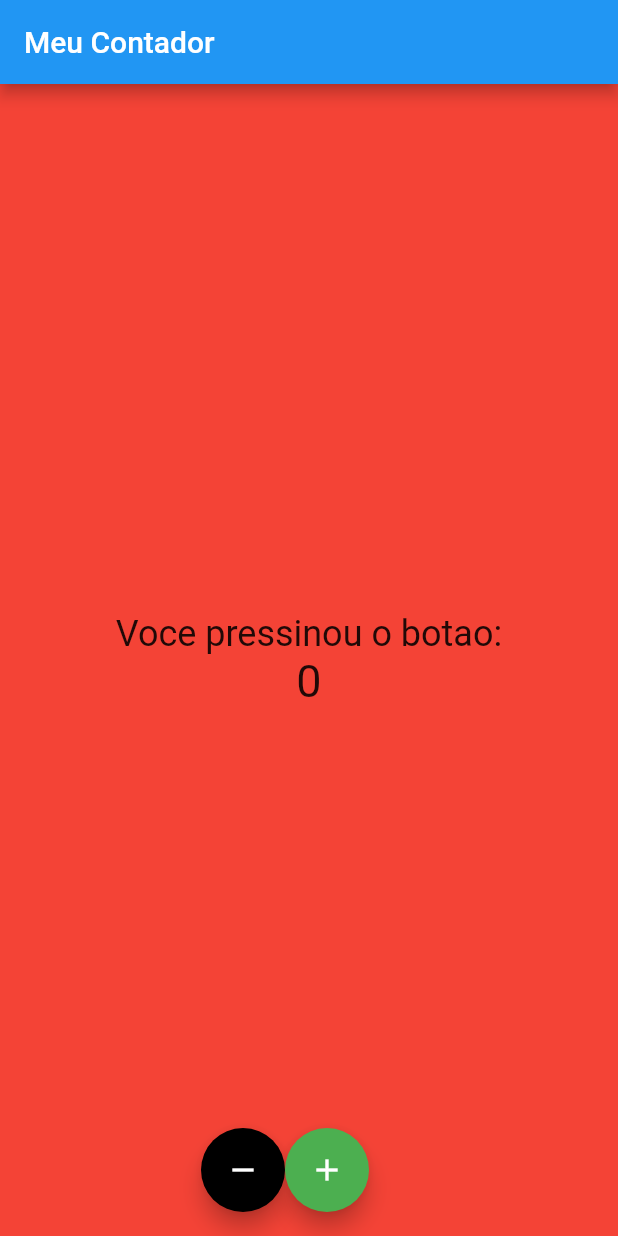
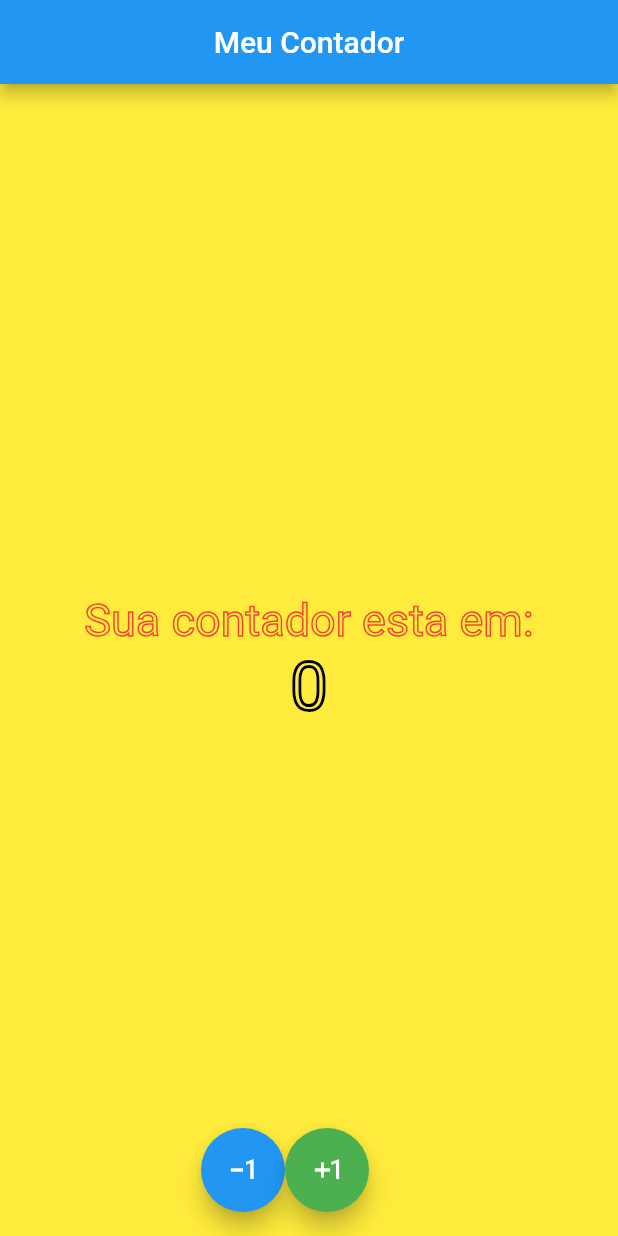
Before and after one commit to Tsilva16/Contador, a Flutter app: the screen it shows after launch, on a phone screen of 412 x 824 dp. Run offline on Flutter 3.47's test engine with Material 2 defaults, Android fonts, the phone set to English and light mode, and no system bars.

Commit message:
CenterScafold

```diff
--- a/contador/lib/main.dart
+++ b/contador/lib/main.dart
@@ -18,15 +18,22 @@ class _CounterScreenState extends State<CounterScreen> {
   @override
   Widget build(BuildContext context) {
     return Scaffold(
-      backgroundColor: Colors.red,
+      backgroundColor: Colors.yellow,
       appBar: AppBar(
+        centerTitle: true,
         title: Text('Meu Contador'),
       ),
       body: Column(
         mainAxisAlignment: MainAxisAlignment.center,
         children: [
-          Center(child: Text('Voce pressinou o botao:', style: TextStyle(
-            fontSize: 24,
+          Center(child: Text('Sua contador esta em:',
+          style:
+          TextStyle(
+            fontSize: 30,
+            foreground: Paint()
+              ..style = PaintingStyle.stroke
+              ..strokeWidth = 1
+              ..color = Colors.red
           ),
           ),
           ),
@@ -34,7 +41,10 @@ class _CounterScreenState extends State<CounterScreen> {
             (child: Text(
               '$resultado',
               style: TextStyle(
-                fontSize: 30,
+                fontSize: 45,
+                foreground: Paint()
+                  ..style = PaintingStyle.stroke
+                  ..strokeWidth = 2
               ),
             ),
           ),
@@ -44,13 +54,13 @@ class _CounterScreenState extends State<CounterScreen> {
         mainAxisAlignment: MainAxisAlignment.center,
         children: [
           FloatingActionButton(
-            backgroundColor: Colors.black,
+            backgroundColor: Colors.blue,
             onPressed: () {
               setState(() {
                 resultado -=1;
               });
             },
-            child: Icon(Icons.remove),
+            child: Icon(Icons.exposure_minus_1),
           ),
           FloatingActionButton(
             backgroundColor: Colors.green,
@@ -60,7 +70,7 @@ class _CounterScreenState extends State<CounterScreen> {
                 resultado +=1;
             });
           },
-          child: Icon(Icons.add),
+          child: Icon(Icons.exposure_plus_1),
           ),
         ],
       ),
```
